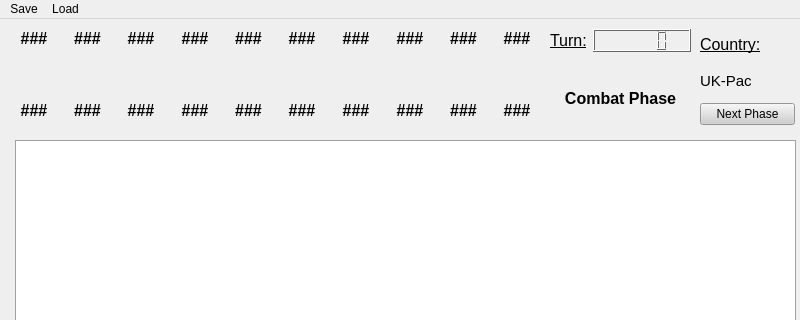
Old version of the form AandAQTCreatorUI/mainwindow.ui in the repository prwilkin/Axis-Allies-Companion; both pictures show x 0 to 800 and y 0 to 320 of the 800 by 602 pixel window.
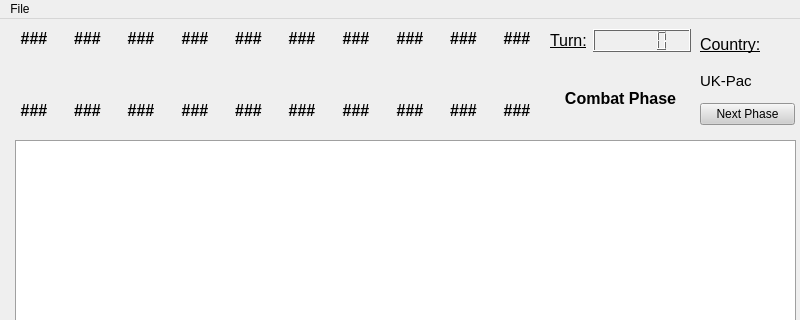
New version of the form. Icons and pictures are not drawn.

Commit message: product is nearly ready to ship just need save and load -The Departed, Spotlight, & Boondock Saints

The edit to the form file:
```diff
--- a/AandAQTCreatorUI/mainwindow.ui
+++ b/AandAQTCreatorUI/mainwindow.ui
@@ -1109,18 +1109,12 @@
      <height>26</height>
     </rect>
    </property>
-   <widget class="QMenu" name="menuSave">
+   <widget class="QMenu" name="menu">
     <property name="title">
-     <string>Save</string>
+     <string>File</string>
     </property>
    </widget>
-   <widget class="QMenu" name="menuLoad">
-    <property name="title">
-     <string>Load</string>
-    </property>
-   </widget>
-   <addaction name="menuSave"/>
-   <addaction name="menuLoad"/>
+   <addaction name="menu"/>
   </widget>
   <widget class="QStatusBar" name="statusbar"/>
  </widget>
```
Left out of the diff: 12 changed lines with no effect on the pictures. The commit also changes 4 other files.
